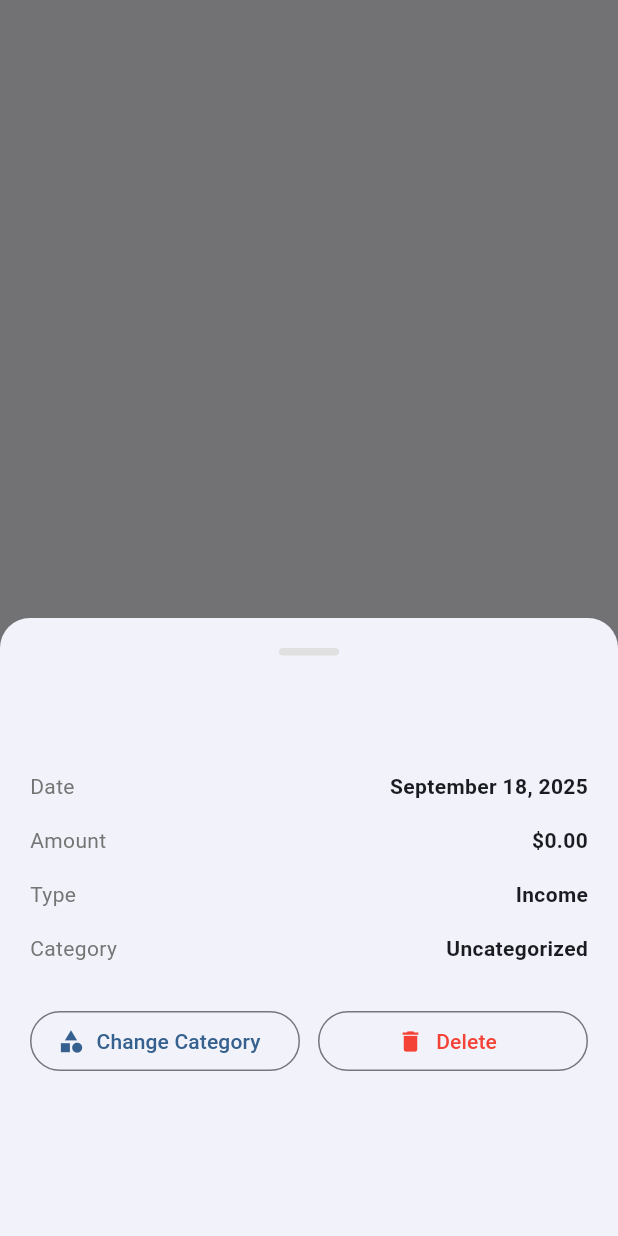
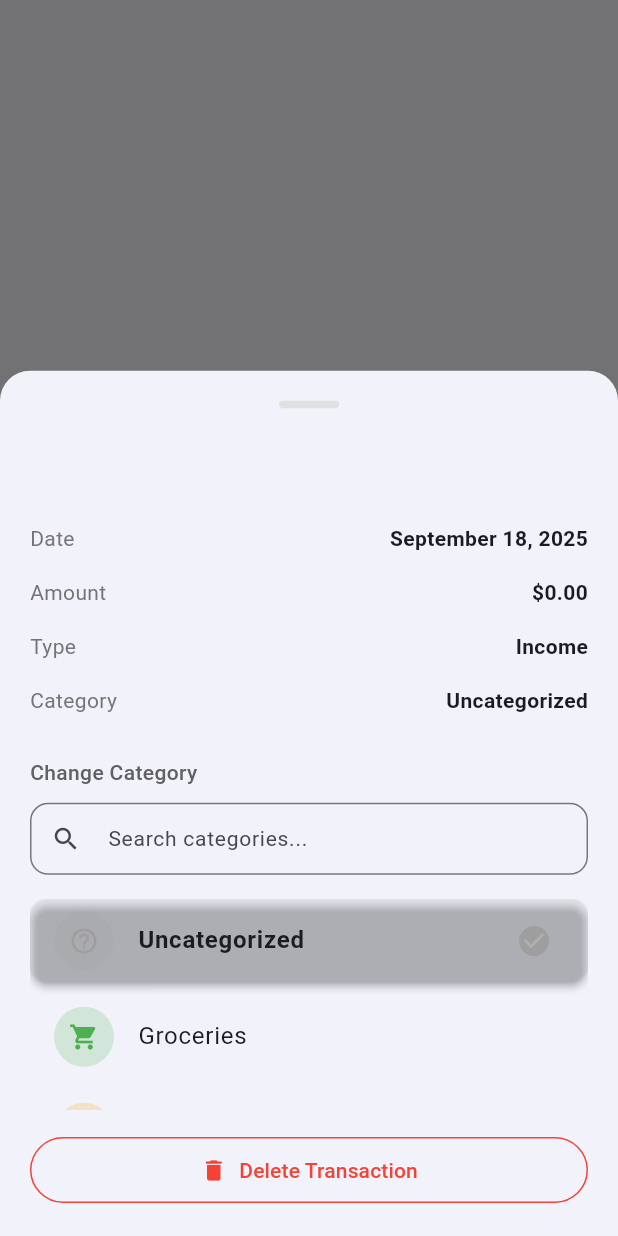
Before and after one commit to EHCOR/budget, a Flutter app: what show() shows on an empty page, opened directly with empty values, on a phone screen of 412 x 824 dp. Run offline on Flutter 3.47's test engine with Material 3 defaults, Android fonts, the phone set to English and light mode, and no system bars; our stand-ins replace csv, file_picker, fl_chart, shared_preferences; accounts and stored records are empty.

Commit message:
Updated popup to remove change category button

```diff
--- a/lib/widgets/transaction_details_popup.dart
+++ b/lib/widgets/transaction_details_popup.dart
@@ -20,70 +20,16 @@ class TransactionDetailsPopup {
             final category = provider.getCategoryById(transaction.categoryId);
 
             return DraggableScrollableSheet(
-              initialChildSize: 0.5,
-              minChildSize: 0.3,
-              maxChildSize: 0.8,
+              initialChildSize: 0.7,
+              minChildSize: 0.5,
+              maxChildSize: 0.9,
               expand: false,
               builder: (context, scrollController) {
-                return Padding(
-                  padding: const EdgeInsets.all(20),
-                  child: Column(
-                    crossAxisAlignment: CrossAxisAlignment.start,
-                    children: [
-                      Center(
-                        child: Container(
-                          width: 40,
-                          height: 5,
-                          decoration: BoxDecoration(
-                            color: Colors.grey.shade300,
-                            borderRadius: BorderRadius.circular(10),
-                          ),
-                        ),
-                      ),
-                      const SizedBox(height: 20),
-
-                      // Transaction details
-                      Text(
-                        transaction.description,
-                        style: const TextStyle(fontSize: 20, fontWeight: FontWeight.bold),
-                      ),
-                      const SizedBox(height: 20),
-
-                      _buildDetailRow('Date', DateFormat.yMMMMd().format(transaction.date)),
-                      _buildDetailRow('Amount', NumberFormat.currency(symbol: provider.currencySymbol).format(transaction.amount)),
-                      _buildDetailRow('Type', transaction.type == TransactionType.income ? 'Income' : 'Expense'),
-                      _buildDetailRow('Category', category?.name ?? 'Uncategorized'),
-
-                      const SizedBox(height: 20),
-
-                      // Actions
-                      Row(
-                        children: [
-                          Expanded(
-                            child: OutlinedButton.icon(
-                              icon: const Icon(Icons.category),
-                              label: const Text('Change Category'),
-                              onPressed: () {
-                                Navigator.pop(context);
-                                _showCategoryPicker(context, transaction, provider);
-                              },
-                            ),
-                          ),
-                          const SizedBox(width: 12),
-                          Expanded(
-                            child: OutlinedButton.icon(
-                              icon: const Icon(Icons.delete, color: Colors.red),
-                              label: const Text('Delete', style: TextStyle(color: Colors.red)),
-                              onPressed: () {
-                                Navigator.pop(context);
-                                _confirmDelete(context, transaction, provider);
-                              },
-                            ),
-                          ),
-                        ],
-                      ),
-                    ],
-                  ),
+                return _TransactionDetailsContent(
+                  transaction: transaction,
+                  category: category,
+                  provider: provider,
+                  scrollController: scrollController,
                 );
               },
             );
@@ -106,47 +52,6 @@ class TransactionDetailsPopup {
     );
   }
 
-  static void _showCategoryPicker(BuildContext context, Transaction transaction, TransactionProvider provider) {
-    showDialog(
-      context: context,
-      builder: (context) => AlertDialog(
-        title: const Text('Select Category'),
-        content: SizedBox(
-          width: double.maxFinite,
-          child: ListView.builder(
-            shrinkWrap: true,
-            itemCount: provider.categories.length,
-            itemBuilder: (context, index) {
-              final category = provider.categories[index];
-              final isSelected = category.id == transaction.categoryId;
-
-              return ListTile(
-                leading: CircleAvatar(
-                  backgroundColor: category.color.withOpacity(0.2),
-                  child: Icon(category.icon, color: category.color, size: 20),
-                ),
-                title: Text(category.name),
-                trailing: isSelected ? const Icon(Icons.check, color: Colors.green) : null,
-                onTap: () async {
-                  // Check if this transaction is currently uncategorized
-                  if (transaction.categoryId == 'uncategorized') {
-                    Navigator.pop(context);
-                    await _handleUncategorizedSelection(context, transaction, category, provider);
-                  } else {
-                    provider.updateTransactionCategory(transaction.id, category.id);
-                    Navigator.pop(context);
-                    ScaffoldMessenger.of(context).showSnackBar(
-                      SnackBar(content: Text('Category updated to ${category.name}')),
-                    );
-                  }
-                },
-              );
-            },
-          ),
-        ),
-      ),
-    );
-  }
 
   static void _confirmDelete(BuildContext context, Transaction transaction, TransactionProvider provider) {
     showDialog(
@@ -283,3 +188,195 @@ class TransactionDetailsPopup {
     }
   }
 }
+
+class _TransactionDetailsContent extends StatefulWidget {
+  final Transaction transaction;
+  final Category? category;
+  final TransactionProvider provider;
+  final ScrollController scrollController;
+
+  const _TransactionDetailsContent({
+    required this.transaction,
+    required this.category,
+    required this.provider,
+    required this.scrollController,
+  });
+
+  @override
+  State<_TransactionDetailsContent> createState() => _TransactionDetailsContentState();
+}
+
+class _TransactionDetailsContentState extends State<_TransactionDetailsContent> {
+  final TextEditingController _searchController = TextEditingController();
+  List<Category> _filteredCategories = [];
+
+  @override
+  void initState() {
+    super.initState();
+    _filteredCategories = widget.provider.categories;
+    _searchController.addListener(_filterCategories);
+  }
+
+  @override
+  void dispose() {
+    _searchController.removeListener(_filterCategories);
+    _searchController.dispose();
+    super.dispose();
+  }
+
+  void _filterCategories() {
+    final query = _searchController.text.toLowerCase();
+    setState(() {
+      _filteredCategories = widget.provider.categories.where((category) {
+        return category.name.toLowerCase().contains(query);
+      }).toList();
+    });
+  }
+
+  List<Category> _getSortedCategories() {
+    final categories = List<Category>.from(_filteredCategories);
+
+    // Find uncategorized category and move it to the top
+    final uncategorizedIndex = categories.indexWhere((cat) => cat.id == 'uncategorized');
+    if (uncategorizedIndex != -1) {
+      final uncategorized = categories.removeAt(uncategorizedIndex);
+      categories.insert(0, uncategorized);
+    }
+
+    return categories;
+  }
+
+  @override
+  Widget build(BuildContext context) {
+    return Padding(
+      padding: const EdgeInsets.all(20),
+      child: Column(
+        crossAxisAlignment: CrossAxisAlignment.start,
+        children: [
+          Center(
+            child: Container(
+              width: 40,
+              height: 5,
+              decoration: BoxDecoration(
+                color: Colors.grey.shade300,
+                borderRadius: BorderRadius.circular(10),
+              ),
+            ),
+          ),
+          const SizedBox(height: 20),
+
+          // Transaction details
+          Text(
+            widget.transaction.description,
+            style: const TextStyle(fontSize: 20, fontWeight: FontWeight.bold),
+          ),
+          const SizedBox(height: 20),
+
+          TransactionDetailsPopup._buildDetailRow('Date', DateFormat.yMMMMd().format(widget.transaction.date)),
+          TransactionDetailsPopup._buildDetailRow('Amount', NumberFormat.currency(symbol: widget.provider.currencySymbol).format(widget.transaction.amount)),
+          TransactionDetailsPopup._buildDetailRow('Type', widget.transaction.type == TransactionType.income ? 'Income' : 'Expense'),
+          TransactionDetailsPopup._buildDetailRow('Category', widget.category?.name ?? 'Uncategorized'),
+
+          const SizedBox(height: 20),
+
+          // Category selection section
+          Text(
+            'Change Category',
+            style: TextStyle(
+              fontSize: 14,
+              fontWeight: FontWeight.w500,
+              color: Colors.grey.shade700,
+            ),
+          ),
+          const SizedBox(height: 10),
+
+          // Search field
+          TextField(
+            controller: _searchController,
+            decoration: InputDecoration(
+              hintText: 'Search categories...',
+              hintStyle: const TextStyle(fontSize: 14),
+              prefixIcon: const Icon(Icons.search, size: 20),
+              border: OutlineInputBorder(
+                borderRadius: BorderRadius.circular(12),
+              ),
+              contentPadding: const EdgeInsets.symmetric(horizontal: 16, vertical: 10),
+              isDense: true,
+            ),
+            style: const TextStyle(fontSize: 14),
+          ),
+          const SizedBox(height: 16),
+
+          // Categories list
+          Expanded(
+            child: ListView.builder(
+              controller: widget.scrollController,
+              itemCount: _getSortedCategories().length,
+              itemBuilder: (context, index) {
+                final category = _getSortedCategories()[index];
+                final isSelected = category.id == widget.transaction.categoryId;
+
+                return Card(
+                  margin: const EdgeInsets.only(bottom: 8),
+                  elevation: isSelected ? 2 : 0,
+                  color: isSelected ? category.color.withOpacity(0.1) : null,
+                  child: ListTile(
+                    leading: CircleAvatar(
+                      backgroundColor: category.color.withOpacity(0.2),
+                      child: Icon(category.icon, color: category.color, size: 20),
+                    ),
+                    title: Text(
+                      category.name,
+                      style: TextStyle(
+                        fontWeight: isSelected ? FontWeight.w600 : FontWeight.normal,
+                      ),
+                    ),
+                    trailing: isSelected
+                      ? Icon(Icons.check_circle, color: category.color)
+                      : null,
+                    onTap: () async {
+                      if (widget.transaction.categoryId == 'uncategorized') {
+                        Navigator.pop(context);
+                        await TransactionDetailsPopup._handleUncategorizedSelection(
+                          context,
+                          widget.transaction,
+                          category,
+                          widget.provider
+                        );
+                      } else {
+                        widget.provider.updateTransactionCategory(widget.transaction.id, category.id);
+                        Navigator.pop(context);
+                        ScaffoldMessenger.of(context).showSnackBar(
+                          SnackBar(content: Text('Category updated to ${category.name}')),
+                        );
+                      }
+                    },
+                  ),
+                );
+              },
+            ),
+          ),
+
+          const SizedBox(height: 16),
+
+          // Delete button
+          SizedBox(
+            width: double.infinity,
+            child: OutlinedButton.icon(
+              icon: const Icon(Icons.delete, color: Colors.red),
+              label: const Text('Delete Transaction', style: TextStyle(color: Colors.red)),
+              onPressed: () {
+                Navigator.pop(context);
+                TransactionDetailsPopup._confirmDelete(context, widget.transaction, widget.provider);
+              },
+              style: OutlinedButton.styleFrom(
+                side: const BorderSide(color: Colors.red),
+                padding: const EdgeInsets.symmetric(vertical: 12),
+              ),
+            ),
+          ),
+        ],
+      ),
+    );
+  }
+}
```
